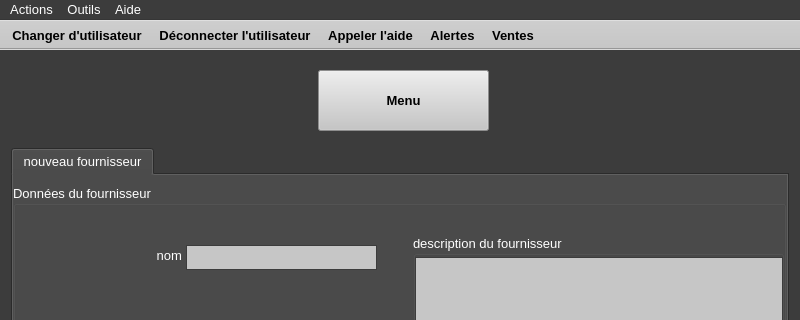
The window that ui/yeroth-erp-creer-nouveau-fournisseur-window.ui (xnoumbissinoundou/yeroth-erp-3.0) describes before a commit, drawn with Qt 5; both pictures show x 0 to 800 and y 0 to 320 of the 800 by 600 pixel window.
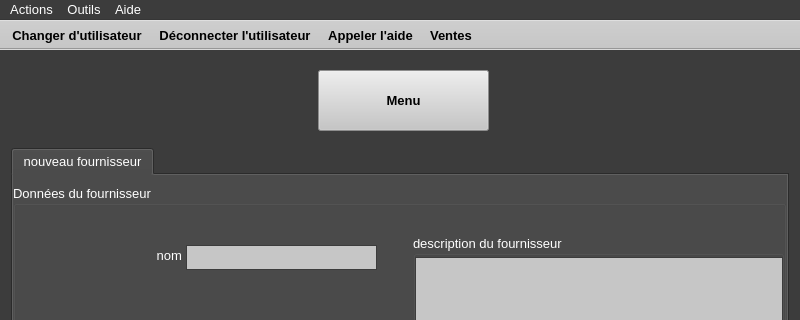
The same window after the commit. Icons and pictures are not drawn. Custom widgets are drawn as their Qt base class.

```diff
--- a/ui/yeroth-erp-creer-nouveau-fournisseur-window.ui
+++ b/ui/yeroth-erp-creer-nouveau-fournisseur-window.ui
@@ -4353,7 +4353,6 @@
    <addaction name="actionChanger_utilisateur"/>
    <addaction name="actionDeconnecter_utilisateur"/>
    <addaction name="actionAppeler_aide"/>
-   <addaction name="actionAlertes"/>
    <addaction name="actionVente"/>
   </widget>
   <action name="actionA_propos">
@@ -4456,17 +4455,6 @@
     </font>
    </property>
   </action>
-  <action name="actionAlertes">
-   <property name="text">
-    <string>Alertes</string>
-   </property>
-   <property name="font">
-    <font>
-     <weight>75</weight>
-     <bold>true</bold>
-    </font>
-   </property>
-  </action>
   <action name="actionVente">
    <property name="text">
     <string>Ventes</string>
```
Left out of the diff: 1 changed line with no effect on the pictures.
